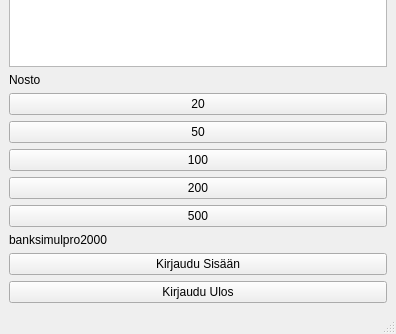
Before: the Qt Designer form bankautomat/mainwindow.ui in banksimul2022/group7, drawn with Qt 5; both pictures show x 0 to 396 and y 147 to 481 of the 396 by 481 pixel window.
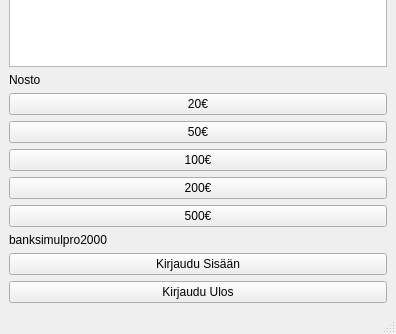
After: the same form once the commit is applied.

```diff
--- a/bankautomat/mainwindow.ui
+++ b/bankautomat/mainwindow.ui
@@ -7,7 +7,7 @@
     <x>0</x>
     <y>0</y>
     <width>396</width>
-    <height>375</height>
+    <height>471</height>
    </rect>
   </property>
   <property name="windowTitle">
@@ -32,7 +32,7 @@
     <item row="20" column="0">
      <widget class="QPushButton" name="btn200">
       <property name="text">
-       <string>200</string>
+       <string>200€</string>
       </property>
      </widget>
     </item>
@@ -53,14 +53,14 @@
     <item row="19" column="0">
      <widget class="QPushButton" name="btn100">
       <property name="text">
-       <string>100</string>
+       <string>100€</string>
       </property>
      </widget>
     </item>
     <item row="21" column="0">
      <widget class="QPushButton" name="btn500">
       <property name="text">
-       <string>500</string>
+       <string>500€</string>
       </property>
      </widget>
     </item>
@@ -81,7 +81,7 @@
     <item row="17" column="0">
      <widget class="QPushButton" name="btn20">
       <property name="text">
-       <string>20</string>
+       <string>20€</string>
       </property>
      </widget>
     </item>
@@ -102,7 +102,7 @@
     <item row="18" column="0">
      <widget class="QPushButton" name="btn50">
       <property name="text">
-       <string>50</string>
+       <string>50€</string>
       </property>
      </widget>
     </item>
```
Left out of the diff: 2 changed lines with no effect on the pictures.
